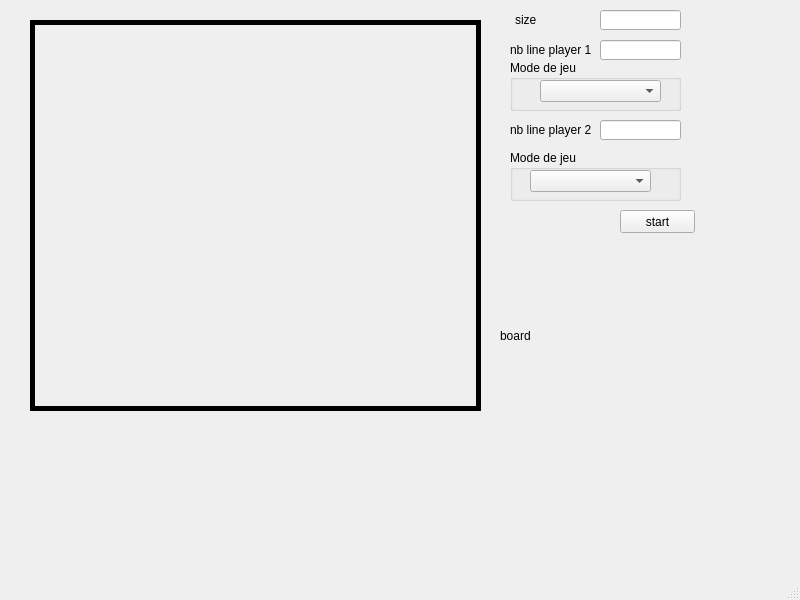
Old version of the form qt/checkers/mainwindow3.ui in the repository romaincarlsen/EtudesPratiques.
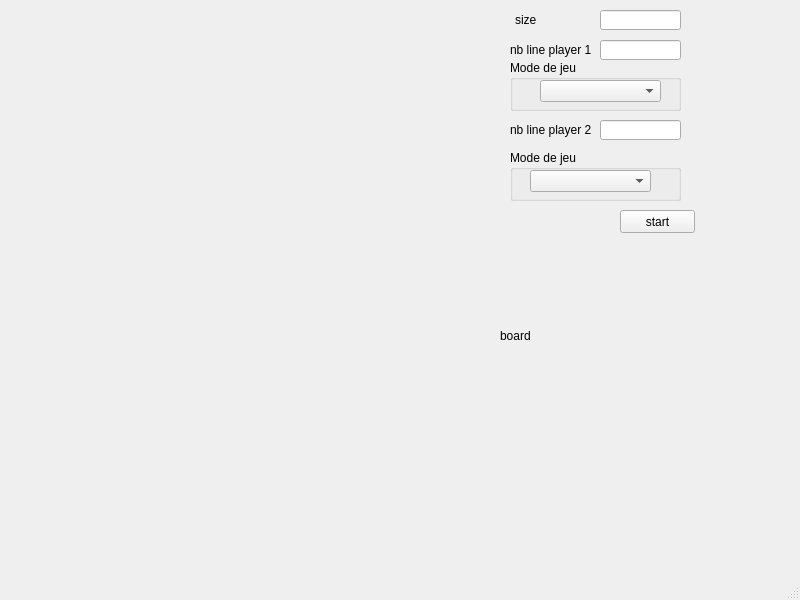
New version of the form.

Diff of the .ui file:
```diff
--- a/qt/checkers/mainwindow3.ui
+++ b/qt/checkers/mainwindow3.ui
@@ -155,7 +155,10 @@
      <string>size</string>
     </property>
    </widget>
-   <widget class="QFrame" name="frame">
+   <widget class="QFrame" name="border">
+    <property name="enabled">
+     <bool>true</bool>
+    </property>
     <property name="geometry">
      <rect>
       <x>30</x>
@@ -165,7 +168,7 @@
      </rect>
     </property>
     <property name="frameShape">
-     <enum>QFrame::Box</enum>
+     <enum>QFrame::NoFrame</enum>
     </property>
     <property name="frameShadow">
      <enum>QFrame::Plain</enum>
@@ -180,7 +183,7 @@
      <property name="geometry">
       <rect>
        <x>0</x>
-       <y>0</y>
+       <y>-10</y>
        <width>451</width>
        <height>391</height>
       </rect>
```
Left out of the diff: 2 changed lines with no effect on the pictures.
